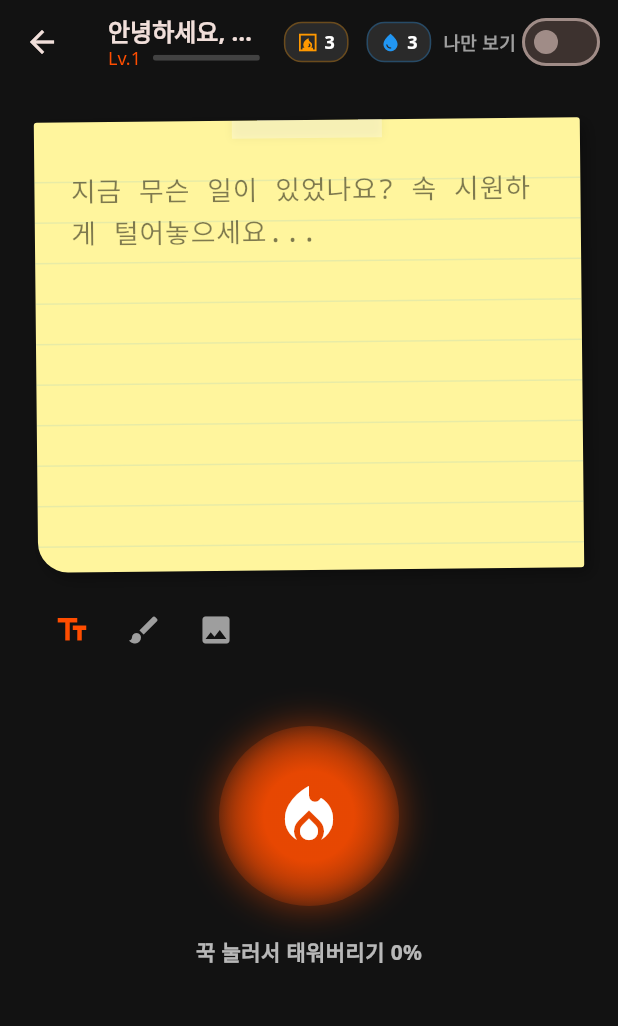
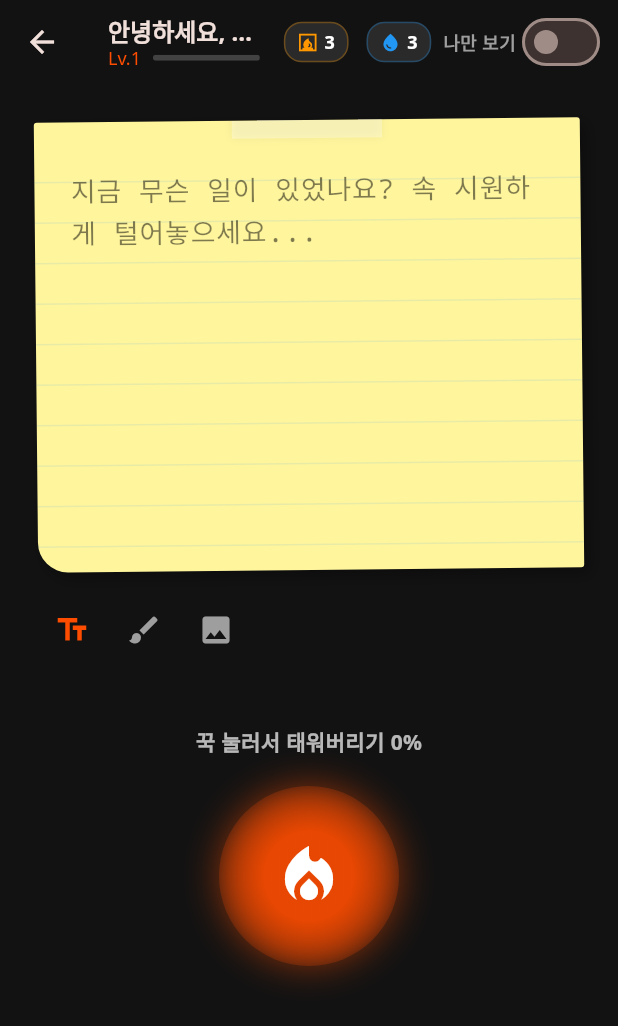
Before and after one commit to monitoro/emotiontok, a Flutter app: the HomeScreen screen opened directly, on a phone screen of 412 x 824 dp. Shown: the top 1026 px of the screen. Run offline on Flutter 3.47's test engine with Material 3 defaults, Android fonts, the phone set to English and light mode, and no system bars; our stand-ins replace audioplayers, google_fonts, image_picker, shared_preferences, signature, table_calendar and 1 more; accounts and stored records are empty.

Commit message:
feat: remove profanity filter and adjust home screen layout

```diff
--- a/lib/views/home_screen.dart
+++ b/lib/views/home_screen.dart
@@ -354,18 +354,30 @@ class _HomeScreenState extends State<HomeScreen>
                 const SizedBox(height: 40),
 
                 // Burn Button (Keep Pressing Interaction)
+                // Burn Button (Keep Pressing Interaction)
                 Center(
-                  child: GestureDetector(
+                  child: Column(
+                    children: [
+                      Text(
+                        '꾹 눌러서 태워버리기 ${(_angerLevel).toInt()}%',
+                        style: TextStyle(
+                          color: Colors.white.withOpacity(0.7),
+                          fontWeight: FontWeight.bold,
+                        ),
+                      ),
+                      const SizedBox(height: 20),
+                      GestureDetector(
                         onLongPressStart: (_) => _startPressing(),
                         onLongPressEnd: (_) {
                           _stopPressing();
                           if (_angerLevel >= 80) {
                             // Trigger only if anger level is high enough
                             if (ventingVM.shareToSquare) {
-                          final error =
-                              ventingVM.validateContent(_textController.text);
+                              final error = ventingVM
+                                  .validateContent(_textController.text);
                               if (error != null) {
-                            ScaffoldMessenger.of(context).showSnackBar(SnackBar(
+                                ScaffoldMessenger.of(context).showSnackBar(
+                                    SnackBar(
                                         content: Text(error),
                                         backgroundColor: Colors.red));
                                 return;
@@ -406,16 +418,7 @@ class _HomeScreenState extends State<HomeScreen>
                           ),
                         ),
                       ),
-                ),
-
-                const SizedBox(height: 20),
-                Center(
-                  child: Text(
-                    '꾹 눌러서 태워버리기 ${(_angerLevel).toInt()}%',
-                    style: TextStyle(
-                      color: Colors.white.withOpacity(0.7),
-                      fontWeight: FontWeight.bold,
-                    ),
+                    ],
                   ),
                 ),
               ],
```
Also changed, not shown: lib/viewmodels/venting_viewmodel.dart (+1 -9 lines), pubspec.lock. Lines whose indentation alone changed are shown as unchanged.
